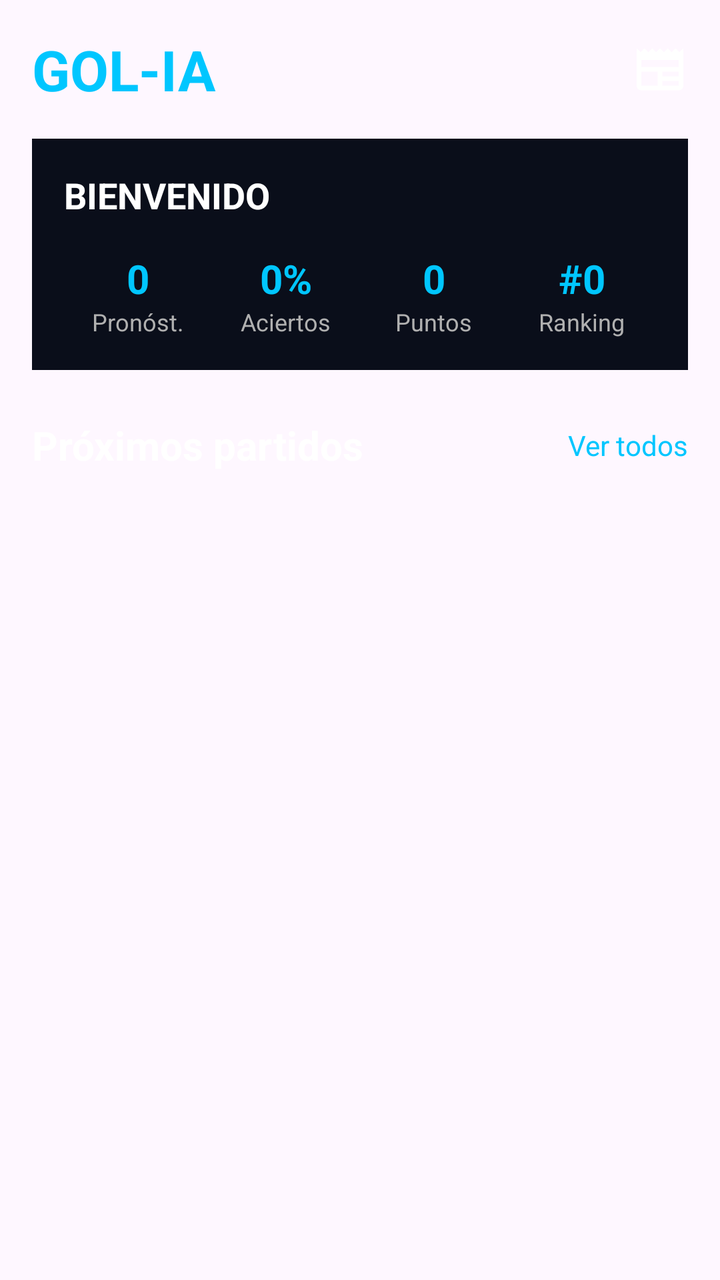
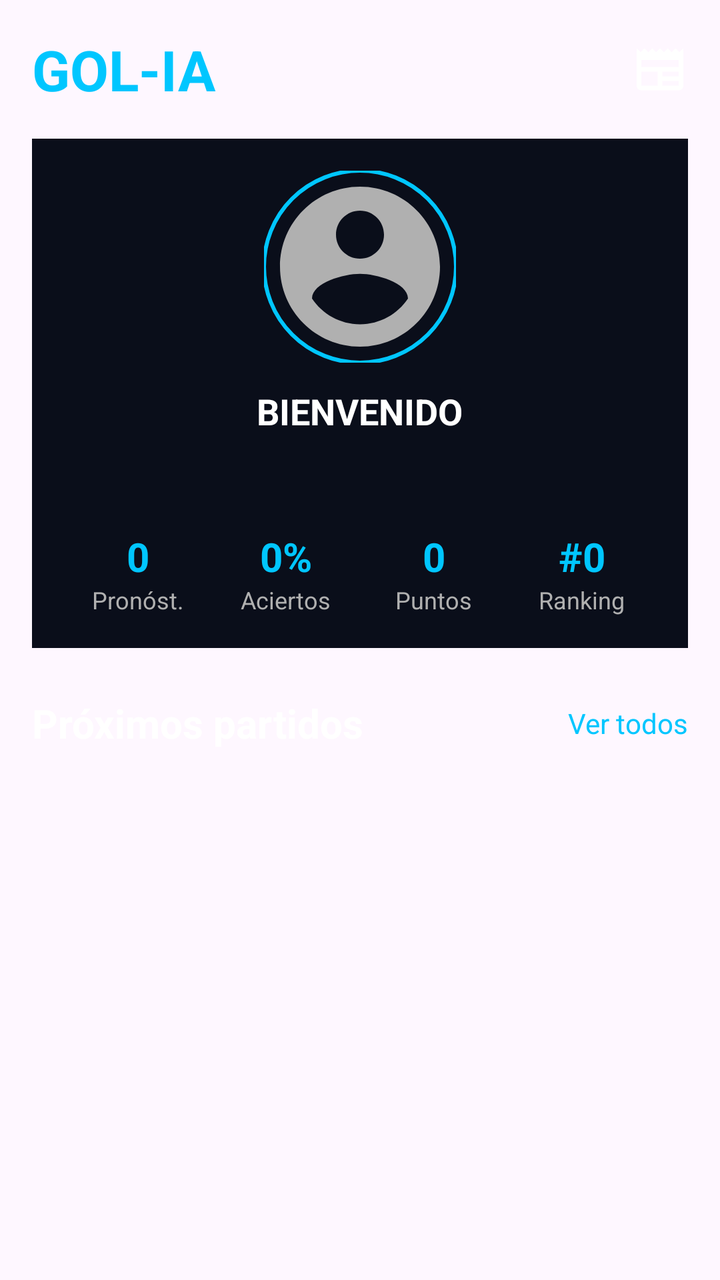

Screens rendered from an Android XML layout before and after an edit, with the pre-edit source and the edit as a unified diff.
<!-- AndroidManifest.xml: application theme Theme.GolIA -->
<!-- res/layout/fragment_inicio.xml -->
<?xml version="1.0" encoding="utf-8"?>
<ScrollView xmlns:android="http://schemas.android.com/apk/res/android"
    xmlns:app="http://schemas.android.com/apk/res-auto"
    android:layout_width="match_parent"
    android:layout_height="match_parent"
    android:background="@android:color/transparent"
    android:fillViewport="true">

    <LinearLayout
        android:orientation="vertical"
        android:padding="16dp"
        android:background="@android:color/transparent"
        android:layout_width="match_parent"
        android:layout_height="wrap_content">

        
        <LinearLayout
            android:orientation="horizontal"
            android:layout_width="match_parent"
            android:layout_height="wrap_content"
            android:gravity="center_vertical">

            <TextView
                android:text="GOL-IA"
                android:textColor="@color/blue_end"
                android:textSize="28sp"
                android:textStyle="bold"
                android:layout_width="0dp"
                android:layout_height="wrap_content"
                android:layout_weight="1" />

            <ImageView
                android:id="@+id/icon_notifications"
                android:src="@drawable/ic_noticias"
                android:layout_width="28dp"
                android:layout_height="28dp"
                android:clickable="true"
                android:focusable="true"
                android:contentDescription="@string/cd_notificaciones"
                app:tint="@color/text_white" />
        </LinearLayout>

        
        <LinearLayout
            android:orientation="vertical"
            android:background="@color/blue_dark"
            android:padding="16dp"
            android:layout_marginTop="16dp"
            android:layout_width="match_parent"
            android:layout_height="wrap_content">

            <TextView
                android:id="@+id/text_welcome"
                android:layout_width="match_parent"
                android:layout_height="wrap_content"
                android:text="BIENVENIDO"
                android:textColor="@color/text_white"
                android:textSize="18sp"
                android:textStyle="bold" />

            
            <LinearLayout
                android:orientation="horizontal"
                android:layout_width="match_parent"
                android:layout_height="wrap_content"
                android:layout_marginTop="16dp"
                android:baselineAligned="false">

                
                <LinearLayout
                    android:orientation="vertical"
                    android:layout_width="0dp"
                    android:layout_height="wrap_content"
                    android:layout_weight="1"
                    android:gravity="center_horizontal">

                    <TextView
                        android:id="@+id/text_stat_pronosticos_value"
                        android:layout_width="wrap_content"
                        android:layout_height="wrap_content"
                        android:text="0"
                        android:textColor="@color/blue_end"
                        android:textSize="20sp"
                        android:textStyle="bold" />

                    <TextView
                        android:layout_width="wrap_content"
                        android:layout_height="wrap_content"
                        android:text="@string/stat_pronosticos"
                        android:textColor="@color/text_gray"
                        android:textSize="12sp" />
                </LinearLayout>

                
                <LinearLayout
                    android:orientation="vertical"
                    android:layout_width="0dp"
                    android:layout_height="wrap_content"
                    android:layout_weight="1"
                    android:gravity="center_horizontal">

                    <TextView
                        android:id="@+id/text_stat_aciertos_value"
                        android:layout_width="wrap_content"
                        android:layout_height="wrap_content"
                        android:text="0%"
                        android:textColor="@color/blue_end"
                        android:textSize="20sp"
                        android:textStyle="bold" />

                    <TextView
                        android:layout_width="wrap_content"
                        android:layout_height="wrap_content"
                        android:text="@string/stat_aciertos"
                        android:textColor="@color/text_gray"
                        android:textSize="12sp" />
                </LinearLayout>

                
                <LinearLayout
                    android:orientation="vertical"
                    android:layout_width="0dp"
                    android:layout_height="wrap_content"
                    android:layout_weight="1"
                    android:gravity="center_horizontal">

                    <TextView
                        android:id="@+id/text_stat_puntos_value"
                        android:layout_width="wrap_content"
                        android:layout_height="wrap_content"
                        android:text="0"
                        android:textColor="@color/blue_end"
                        android:textSize="20sp"
                        android:textStyle="bold" />

                    <TextView
                        android:layout_width="wrap_content"
                        android:layout_height="wrap_content"
                        android:text="@string/stat_puntos"
                        android:textColor="@color/text_gray"
                        android:textSize="12sp" />
                </LinearLayout>

                
                <LinearLayout
                    android:orientation="vertical"
                    android:layout_width="0dp"
                    android:layout_height="wrap_content"
                    android:layout_weight="1"
                    android:gravity="center_horizontal">

                    <TextView
                        android:id="@+id/text_stat_ranking_value"
                        android:layout_width="wrap_content"
                        android:layout_height="wrap_content"
                        android:text="#0"
                        android:textColor="@color/blue_end"
                        android:textSize="20sp"
                        android:textStyle="bold" />

                    <TextView
                        android:layout_width="wrap_content"
                        android:layout_height="wrap_content"
                        android:text="@string/stat_ranking"
                        android:textColor="@color/text_gray"
                        android:textSize="12sp" />
                </LinearLayout>
            </LinearLayout>
        </LinearLayout>

        
        <LinearLayout
            android:orientation="horizontal"
            android:layout_width="match_parent"
            android:layout_height="wrap_content"
            android:layout_marginTop="24dp"
            android:gravity="center_vertical">

            <TextView
                android:id="@+id/text_upcoming_matches"
                android:text="@string/partidos_proximos"
                android:textColor="@color/text_white"
                android:textSize="20sp"
                android:textStyle="bold"
                android:layout_width="0dp"
                android:layout_height="wrap_content"
                android:layout_weight="1" />

            <TextView
                android:id="@+id/text_see_all"
                android:layout_width="wrap_content"
                android:layout_height="wrap_content"
                android:text="@string/ver_todos"
                android:textColor="@color/blue_end"
                android:textSize="14sp"
                android:clickable="true"
                android:focusable="true" />
        </LinearLayout>

        
        <androidx.recyclerview.widget.RecyclerView
            android:id="@+id/recycler_upcoming"
            android:layout_width="match_parent"
            android:layout_height="wrap_content"
            android:layout_marginTop="12dp"
            android:nestedScrollingEnabled="false" />

    </LinearLayout>
</ScrollView>
<!-- resources referenced by this layout -->
<resources>
  <color name="blue_dark">#0A0E1A</color>
  <color name="blue_end">#00C6FF</color>
  <color name="text_gray">#B0B0B0</color>
  <color name="text_white">#FFFFFF</color>
  <!-- drawable ic_noticias (drawable) -->
  <?xml version="1.0" encoding="utf-8"?>
  <vector xmlns:android="http://schemas.android.com/apk/res/android"
      android:width="24dp"
      android:height="24dp"
      android:viewportWidth="24"
      android:viewportHeight="24"
      android:tint="?attr/colorControlNormal">
      <path
          android:fillColor="#FFFFFFFF"
          android:pathData="M22,3l-1.67,1.67L18.67,3L17,4.67L15.33,3l-1.66,1.67L12,3l-1.67,1.67L8.67,3L7,4.67L5.33,3L3.67,4.67L2,3v16c0,1.1 0.9,2 2,2h16c1.1,0 2,-0.9 2,-2V3zM11,19H4v-6h7V19zM20,19h-7v-2h7V19zM20,15h-7v-2h7V15zM20,11H4V8h16V11z"/>
  </vector>
  <string name="cd_notificaciones">Notificaciones</string>
  <string name="partidos_proximos">Próximos partidos</string>
  <string name="stat_aciertos">Aciertos</string>
  <string name="stat_pronosticos">Pronóst.</string>
  <string name="stat_puntos">Puntos</string>
  <string name="stat_ranking">Ranking</string>
  <string name="ver_todos">Ver todos</string>
  <style name="Theme.GolIA" parent="Base.Theme.GolIA" />
  <style name="Base.Theme.GolIA" parent="Theme.Material3.DayNight.NoActionBar">
          
          
          colo
      </style>
</resources>

<!-- the commit's change to res/layout/fragment_inicio.xml (unified diff, before → after) -->
@@ -47,15 +47,39 @@
             android:padding="16dp"
             android:layout_marginTop="16dp"
             android:layout_width="match_parent"
-            android:layout_height="wrap_content">
-
-            <TextView
-                android:id="@+id/text_welcome"
-                android:layout_width="match_parent"
-                android:layout_height="wrap_content"
-                android:text="BIENVENIDO"
+            android:layout_height="wrap_content"
+            android:gravity="center_horizontal">
+
+            
+            <com.google.android.material.imageview.ShapeableImageView
+                android:id="@+id/image_avatar_home"
+                android:layout_width="96dp"
+                android:layout_height="96dp"
+                android:contentDescription="@string/cd_avatar"
+                android:scaleType="centerCrop"
+                android:src="@drawable/ic_avatar_placeholder"
+                app:shapeAppearanceOverlay="@style/CircleImageView"
+                app:strokeColor="@color/blue_end"
+                app:strokeWidth="2dp" />
+
+            
+            <TextView
+                android:layout_width="wrap_content"
+                android:layout_height="wrap_content"
+                android:layout_marginTop="12dp"
+                android:text="@string/inicio_bienvenida"
                 android:textColor="@color/text_white"
                 android:textSize="18sp"
+                android:textStyle="bold" />
+
+            
+            <TextView
+                android:id="@+id/text_welcome"
+                android:layout_width="wrap_content"
+                android:layout_height="wrap_content"
+                android:layout_marginTop="4dp"
+                android:textColor="@color/blue_end"
+                android:textSize="20sp"
                 android:textStyle="bold" />
 
             
<!-- resource entries referenced after the edit -->
@@ -4,6 +4,18 @@
   <color name="blue_end">#00C6FF</color>
   <color name="text_gray">#B0B0B0</color>
   <color name="text_white">#FFFFFF</color>
+  <!-- drawable ic_avatar_placeholder (drawable) -->
+  <?xml version="1.0" encoding="utf-8"?>
+  <vector xmlns:android="http://schemas.android.com/apk/res/android"
+      android:width="120dp"
+      android:height="120dp"
+      android:viewportWidth="24"
+      android:viewportHeight="24"
+      android:tint="@color/text_gray">
+      <path
+          android:fillColor="@android:color/white"
+          android:pathData="M12,2C6.48,2 2,6.48 2,12s4.48,10 10,10 10,-4.48 10,-10S17.52,2 12,2zM12,5c1.66,0 3,1.34 3,3s-1.34,3 -3,3 -3,-1.34 -3,-3 1.34,-3 3,-3zM12,19.2c-2.5,0 -4.71,-1.28 -6,-3.22 0.03,-1.99 4,-3.08 6,-3.08 1.99,0 5.97,1.09 6,3.08 -1.29,1.94 -3.5,3.22 -6,3.22z"/>
+  </vector>
   <!-- drawable ic_noticias (drawable) -->
   <?xml version="1.0" encoding="utf-8"?>
   <vector xmlns:android="http://schemas.android.com/apk/res/android"
@@ -16,13 +28,19 @@
           android:fillColor="#FFFFFFFF"
           android:pathData="M22,3l-1.67,1.67L18.67,3L17,4.67L15.33,3l-1.66,1.67L12,3l-1.67,1.67L8.67,3L7,4.67L5.33,3L3.67,4.67L2,3v16c0,1.1 0.9,2 2,2h16c1.1,0 2,-0.9 2,-2V3zM11,19H4v-6h7V19zM20,19h-7v-2h7V19zM20,15h-7v-2h7V15zM20,11H4V8h16V11z"/>
   </vector>
+  <string name="cd_avatar">Foto de perfil</string>
   <string name="cd_notificaciones">Notificaciones</string>
+  <string name="inicio_bienvenida">BIENVENIDO</string>
   <string name="partidos_proximos">Próximos partidos</string>
   <string name="stat_aciertos">Aciertos</string>
   <string name="stat_pronosticos">Pronóst.</string>
   <string name="stat_puntos">Puntos</string>
   <string name="stat_ranking">Ranking</string>
   <string name="ver_todos">Ver todos</string>
+  <style name="CircleImageView">
+          <item name="cornerFamily">rounded</item>
+          <item name="cornerSize">50%</item>
+      </style>
   <style name="Theme.GolIA" parent="Base.Theme.GolIA" />
   <style name="Base.Theme.GolIA" parent="Theme.Material3.DayNight.NoActionBar">
           
